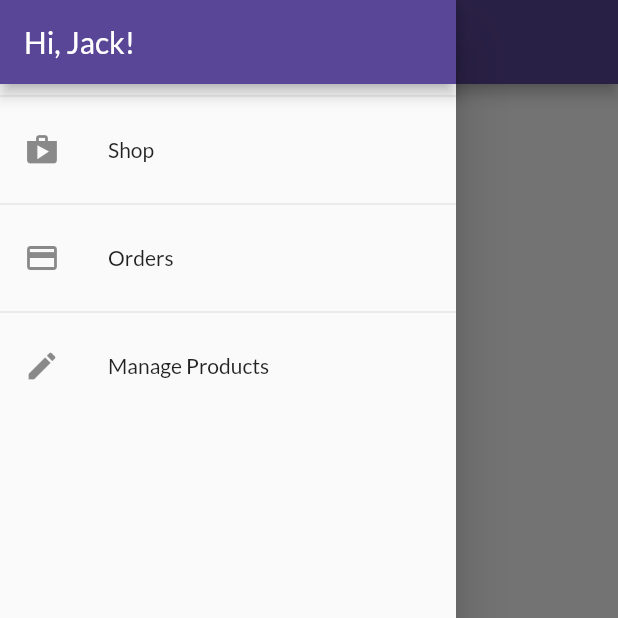
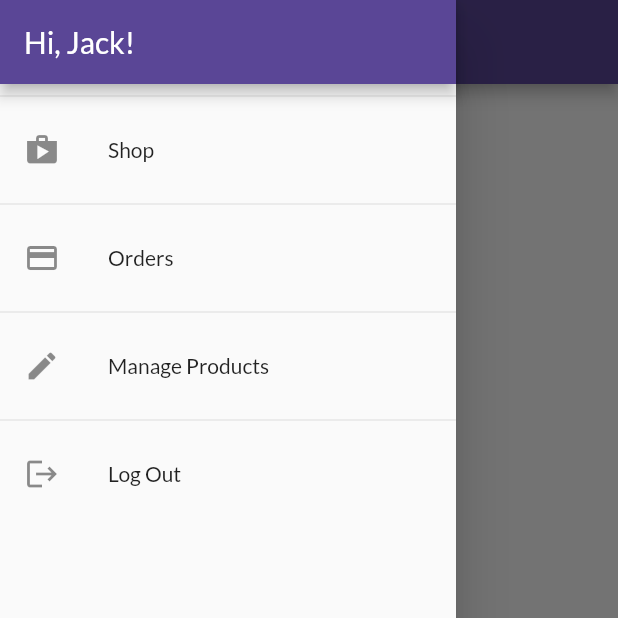
Before and after one commit to devborland/shop_flutter, a Flutter app: the OrdersPage screen opened by its route, with the side drawer open, on a phone screen of 412 x 824 dp, the top half of it. Run offline on Flutter 3.47's test engine with Material 2 defaults, Android fonts, the phone set to English and light mode, and no system bars; network calls fail.

Commit message:
Add LogOut functionality

```diff
--- a/lib/widgets/app_drawer_widget.dart
+++ b/lib/widgets/app_drawer_widget.dart
@@ -1,7 +1,9 @@
 import 'package:flutter/material.dart';
+import 'package:provider/provider.dart';
 
 import '../pages/orders_page.dart';
 import '../pages/user_products_page.dart';
+import '../providers/auth.dart';
 
 class AppDrawerWidget extends StatelessWidget {
   @override
@@ -32,6 +34,12 @@ class AppDrawerWidget extends StatelessWidget {
             onTap: () =>
                 Navigator.of(context).pushNamed(UserProductsPage.routeName),
           ),
+          Divider(),
+          ListTile(
+            leading: Icon(Icons.logout),
+            title: Text('Log Out'),
+            onTap: () => Provider.of<Auth>(context, listen: false).logOut(),
+          ),
         ],
       ),
     );
```
Also changed, not shown: lib/providers/auth.dart (+7 -0 lines).
